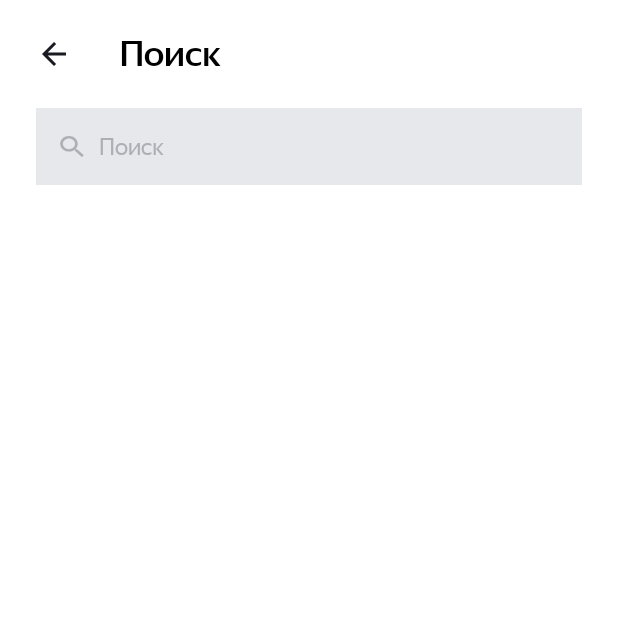
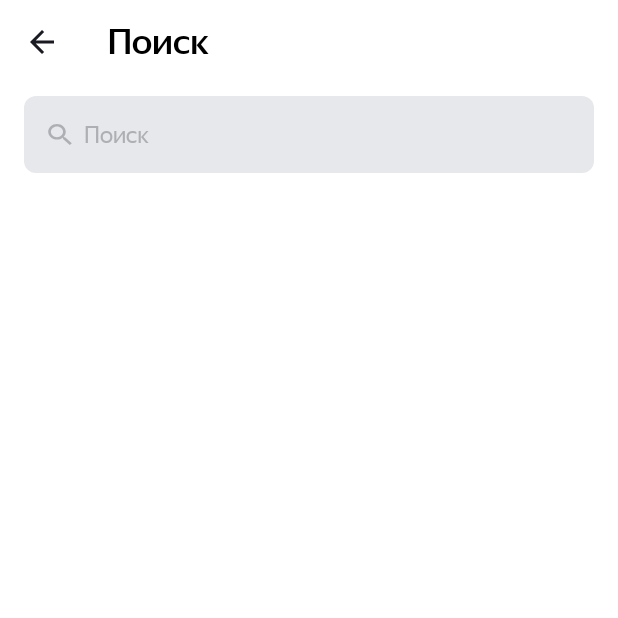
Before and after one commit to EidAbdel/PlaylistMaker, an Android app: the SearchActivity screen opened directly, with no data from a screen before it, on a phone screen of 412 x 824 dp, the top half of it. Run offline under Robolectric (Android 15) with nearby library versions, the phone set to English and light mode, and no system bars.

Commit message:
Доработка по замечаниям

```diff
--- a/app/src/main/AndroidManifest.xml
+++ b/app/src/main/AndroidManifest.xml
@@ -7,7 +7,7 @@
         android:dataExtractionRules="@xml/data_extraction_rules"
         android:fullBackupContent="@xml/backup_rules"
         android:icon="@mipmap/ic_launcher"
-        android:label="@string/app_name"
+        android:label="@string/appName"
         android:roundIcon="@mipmap/ic_launcher_round"
         android:supportsRtl="true"
         android:theme="@style/Theme.MaterialComponents.DayNight.NoActionBar"
--- a/app/src/main/java/com/practicum/playlistmaker/SearchActivity.kt
+++ b/app/src/main/java/com/practicum/playlistmaker/SearchActivity.kt
@@ -8,6 +8,7 @@ import android.view.View
 import android.view.inputmethod.InputMethodManager
 import android.widget.Button
 import android.widget.EditText
+import android.widget.ImageView
 import androidx.activity.enableEdgeToEdge
 import androidx.appcompat.app.AppCompatActivity
 import androidx.appcompat.widget.Toolbar
@@ -15,10 +16,7 @@ import androidx.appcompat.widget.Toolbar
 class SearchActivity : AppCompatActivity() {
     private var textEditTextValue: String = INPUT_EDIT_TEXT_VALUE
 
-    companion object {
-        const val EDIT_TEXT_VALUE = "EDIT_TEXT_VALUE"
-        const val INPUT_EDIT_TEXT_VALUE = ""
-    }
+
 
     override fun onSaveInstanceState(outState: Bundle) {
         super.onSaveInstanceState(outState)
@@ -40,7 +38,7 @@ class SearchActivity : AppCompatActivity() {
 
 
         val btBackMainMenu = findViewById<Toolbar>(R.id.tb_back_search)
-        val btClear = findViewById<Button>(R.id.bt_clear_search)
+        val imClear = findViewById<ImageView>(R.id.im_clear_search)
         val edSearch = findViewById<EditText>(R.id.ed_search)
 
         edSearch.setText(textEditTextValue)
@@ -49,7 +47,7 @@ class SearchActivity : AppCompatActivity() {
             finish()
         }
 
-        btClear.setOnClickListener {
+        imClear.setOnClickListener {
             edSearch.setText("")
             edSearch.clearFocus()
             hideSoftKeyboard(it)
@@ -61,7 +59,7 @@ class SearchActivity : AppCompatActivity() {
             }
             override fun onTextChanged(charSequence: CharSequence?, start: Int, before: Int, count: Int){
                 // TODO: перехват самого события изменения текст не увидим но сможем посмотреть что изменилось
-                btClear.visibility = buttonVisibility(charSequence)
+                imClear.visibility = buttonVisibility(charSequence)
             }
             override fun afterTextChanged(editable: Editable?) {
                 // TODO: Перехват текста сразу после изменения, изменения не увидим, но получим изменённый текст
@@ -86,6 +84,9 @@ class SearchActivity : AppCompatActivity() {
         val softKeyboard = getSystemService(Context.INPUT_METHOD_SERVICE) as InputMethodManager
         softKeyboard.hideSoftInputFromWindow(view.windowToken, 0)
     }
-
+    companion object {
+        const val EDIT_TEXT_VALUE = "EDIT_TEXT_VALUE"
+        const val INPUT_EDIT_TEXT_VALUE = ""
+    }
 
 }
--- /dev/null
+++ b/app/src/main/res/drawable/ed_background.xml
@@ -0,0 +1,6 @@
+<?xml version="1.0" encoding="utf-8"?>
+<shape xmlns:android="http://schemas.android.com/apk/res/android"
+    android:shape="rectangle">
+    <corners android:radius="8dp"/>
+    <solid android:color="@color/editTextBackground"/>
+</shape>
--- a/app/src/main/res/layout/activity_main.xml
+++ b/app/src/main/res/layout/activity_main.xml
@@ -16,10 +16,10 @@
         tools:ignore="RtlSymmetry">
 
         <TextView
-            android:layout_gravity="left"
-            android:text="@string/app_name"
+            android:layout_gravity="start"
+            android:text="@string/appName"
             style="@style/HeaderFontStyleMainMenu"
-            tools:ignore="RtlHardcoded" />
+            />
 
     </FrameLayout>
 
--- a/app/src/main/res/layout/activity_main_setting.xml
+++ b/app/src/main/res/layout/activity_main_setting.xml
@@ -25,7 +25,7 @@
     <com.google.android.material.switchmaterial.SwitchMaterial
         android:layout_width="match_parent"
         android:layout_height="wrap_content"
-        android:text="@string/dark_themes"
+        android:text="@string/darkThemes"
         android:gravity="left|center"
         android:textSize="@dimen/text_size_list"
         android:padding="@dimen/margin"
@@ -35,7 +35,7 @@
 
         android:id="@+id/bt_share"
 
-        android:text="@string/Share"
+        android:text="@string/share"
         app:icon="@drawable/share"
         tools:ignore="RtlHardcoded"
 
@@ -57,7 +57,7 @@
     <com.google.android.material.button.MaterialButton
         android:id="@+id/bt_user_agreement"
 
-        android:text="@string/user_agreement"
+        android:text="@string/userAgreement"
         app:icon="@drawable/next"
         tools:ignore="RtlHardcoded"
 
--- a/app/src/main/res/layout/activity_search.xml
+++ b/app/src/main/res/layout/activity_search.xml
@@ -1,13 +1,9 @@
 <?xml version="1.0" encoding="utf-8"?>
 
+<LinearLayout xmlns:android="http://schemas.android.com/apk/res/android"
 
-<LinearLayout xmlns:android="http://schemas.android.com/apk/res/android"
-    xmlns:app="http://schemas.android.com/apk/res-auto"
     android:id="@+id/setting"
-    style="@style/MainLayout"
-    android:padding="@dimen/medium_padding"
-
-    >
+    style="@style/MainLayout">
 
     <androidx.appcompat.widget.Toolbar
         android:id="@+id/tb_back_search"
@@ -20,38 +16,44 @@
             android:text="@string/search" />
     </androidx.appcompat.widget.Toolbar>
 
-    <androidx.appcompat.widget.AppCompatEditText
-        android:id="@+id/ed_search"
+    <FrameLayout
         android:layout_width="match_parent"
         android:layout_height="wrap_content"
-        android:padding="@dimen/padding"
-        android:layout_marginHorizontal="@dimen/margin"
-        android:layout_marginVertical="@dimen/half_margin"
-        app:cornerRadius="@dimen/radius"
+        android:orientation="horizontal"
+        android:paddingHorizontal="@dimen/padding"
+        android:paddingVertical="@dimen/medium_padding"
+        >
+        <androidx.appcompat.widget.AppCompatEditText
+            android:id="@+id/ed_search"
+            android:layout_width="match_parent"
+            android:layout_height="wrap_content"
+            android:background="@drawable/ed_background"
+            android:drawableStart="@drawable/ed_find"
+            android:drawablePadding="@dimen/medium_padding"
+            android:fontFamily="@font/ys_display_regular"
+            android:hint="@string/search"
+            android:inputType="text"
+            android:lines="1"
+            android:singleLine="true"
+            android:maxLength="30"
+            android:padding="@dimen/padding"
+            android:textColor="@color/black"
+            android:textColorHint="@color/textColorHint"
+            android:textFontWeight="400"
 
 
-        android:drawableStart="@drawable/ed_find"
-        android:drawablePadding="10dp"
-        android:lines="1"
-        android:maxLength="30"
-        android:inputType="text"
-        android:hint="@string/search"
-        android:textColorHint="@color/textColorHint"
-        android:textSize="@dimen/text_size_list"
-        android:fontFamily="@font/ys_display_regular"
-        android:textFontWeight="400"
-        android:textColor="@color/textColorHint"
+            android:textSize="@dimen/text_size_list"
 
-        android:background="@color/editTextBackground"
-        />
+            />
+        <ImageView
+            android:id="@+id/im_clear_search"
+            android:layout_width="wrap_content"
+            android:layout_height="match_parent"
+            android:layout_gravity="end|center"
+            android:src="@android:drawable/ic_menu_close_clear_cancel"
+            android:visibility="gone" />
 
-    <com.google.android.material.button.MaterialButton
-        android:id="@+id/bt_clear_search"
+    </FrameLayout>
 
-        android:text="@string/clearSearch"
-        android:visibility="gone"
-        style="@style/ButtonStyleSetting"
-
-        />
 
 </LinearLayout>
--- a/app/src/main/res/values/styles.xml
+++ b/app/src/main/res/values/styles.xml
@@ -12,7 +12,7 @@
     </style>
 
 
-    <style name="ButtonStyleMain" parent="Widget.MaterialComponents.Button">
+    <style name="ButtonStyleMain" parent="Widget.MaterialComponents.Button.UnelevatedButton">
         <item name="android:layout_width">match_parent</item>
         <item name="android:layout_height">0dp</item>
         <item name="android:layout_marginBottom">16dp</item>
@@ -28,7 +28,7 @@
 
         <item name="android:textAlignment">center</item>
         <item name="android:textColor">@color/black</item>
-        <item name="android:textIsSelectable">true</item>
+
         <item name="android:textSize">@dimen/button_text_size</item>
 
         <item name="cornerRadius">16dp</item>
```
Also changed, not shown: app/src/main/java/com/practicum/playlistmaker/MainSetting.kt (+6 -6 lines), app/src/main/res/values/strings.xml (+9 -4 lines), 1 other file.
